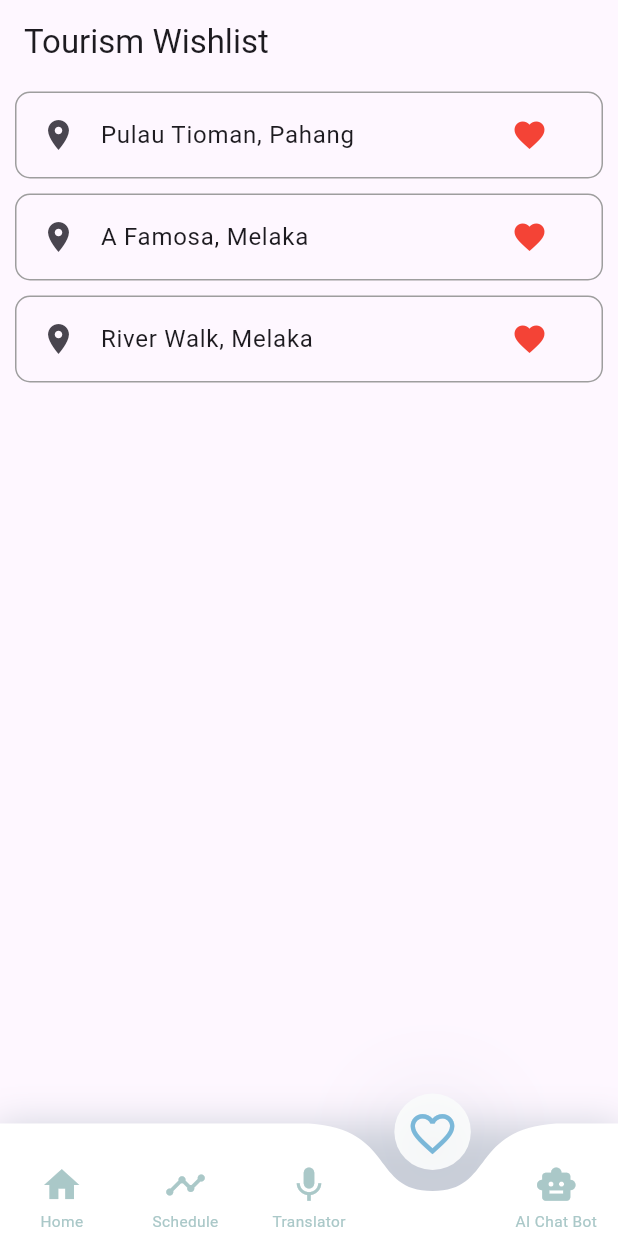
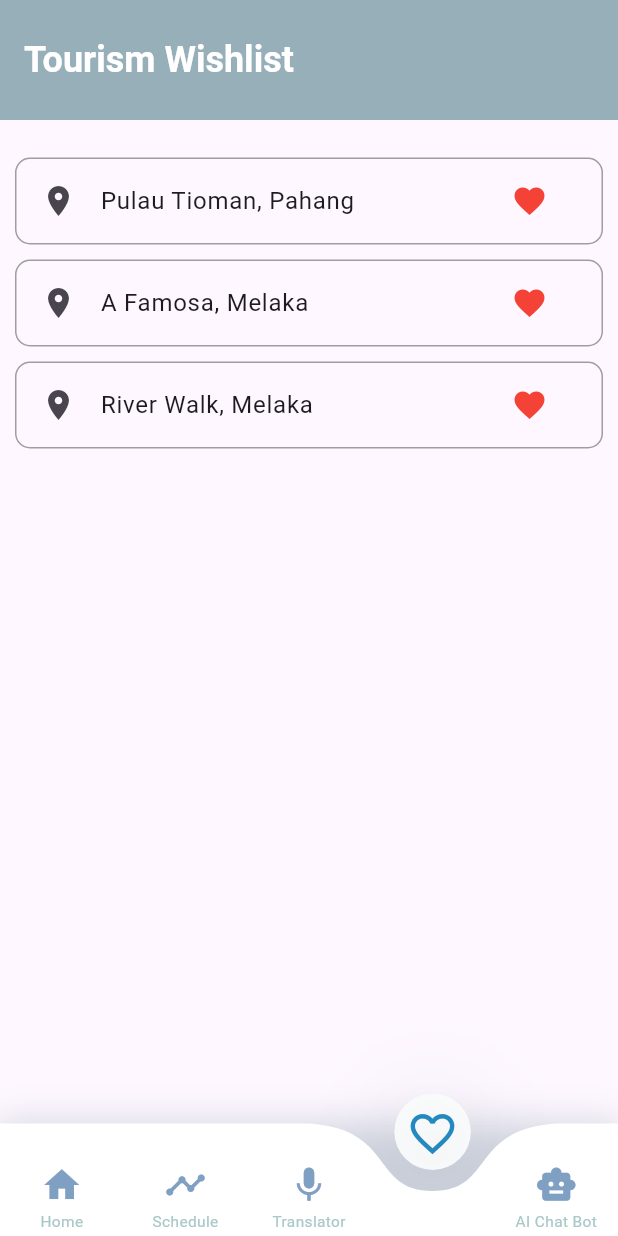
Before and after one commit to GohJiaWei/Travel, a Flutter app: the HomeScreen screen opened directly, swiped to page 4, on a phone screen of 412 x 824 dp. Run offline on Flutter 3.47's test engine with Material 3 defaults, Android fonts, the phone set to English and light mode, and no system bars; drawn by our look-alikes of curved_navigation_bar; our stand-ins replace dash_chat_2, flutter_gemini, google_maps_flutter, image_picker, location, speech_to_text; missing offline and left inert: mysql1, translator; network calls fail.

Commit message:
update ui

```diff
--- a/lib/nav_bar.dart
+++ b/lib/nav_bar.dart
@@ -44,8 +44,8 @@ class CurvedNavBar extends StatelessWidget {
                       iconData,
                       size: isSelected ? 35 : 28,
                       color: isSelected
-                          ? Color.fromARGB(255, 124, 187, 221)
-                          : const Color.fromARGB(255, 170, 200, 200),
+                          ? Color.fromARGB(255, 33, 138, 194)
+                          : Color.fromARGB(255, 127, 160, 194),
                     ),
                     if (isSelected)
                       Positioned.fill(
--- a/lib/wishlist/wishlist.dart
+++ b/lib/wishlist/wishlist.dart
@@ -12,7 +12,6 @@ class _WishlistPageState extends State<WishlistPage> {
     'Pulau Tioman, Pahang',
     'A Famosa, Melaka',
     'River Walk, Melaka',
-
   ];
 
   @override
@@ -20,10 +19,17 @@ class _WishlistPageState extends State<WishlistPage> {
     return Scaffold(
       appBar: AppBar(
         automaticallyImplyLeading: false,
-        title: Text('Tourism Wishlist'),
+        title: Text(
+          'Tourism Wishlist',
+          style: TextStyle(
+              fontSize: 24, fontWeight: FontWeight.w600, color: Colors.white),
+        ),
+        backgroundColor: Color(0xFF97AFB8),
+        toolbarHeight: 80.0,
       ),
       body: Center(
         child: ListView.builder(
+          padding: EdgeInsets.only(top: 20),
           itemCount: tourismSpots.length,
           itemBuilder: (context, index) {
             return Container(
```
Also changed, not shown: lib/chatbot/chatbot.dart (+7 -6 lines), lib/schedule/schedule.dart (+30 -7 lines).
